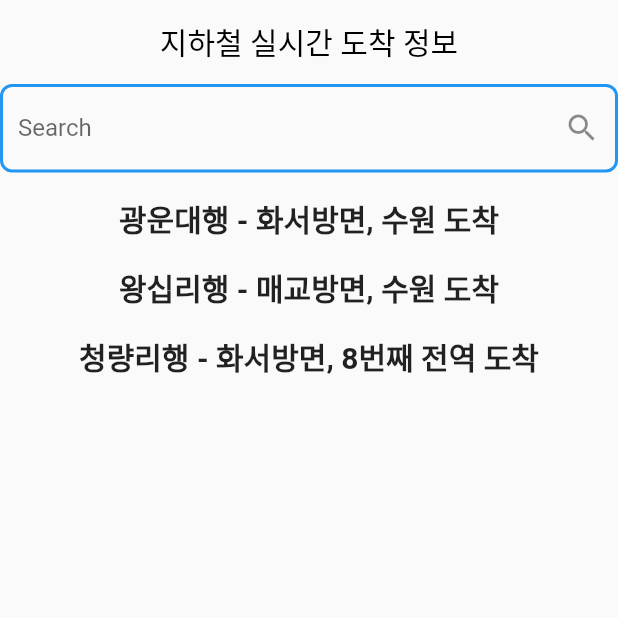
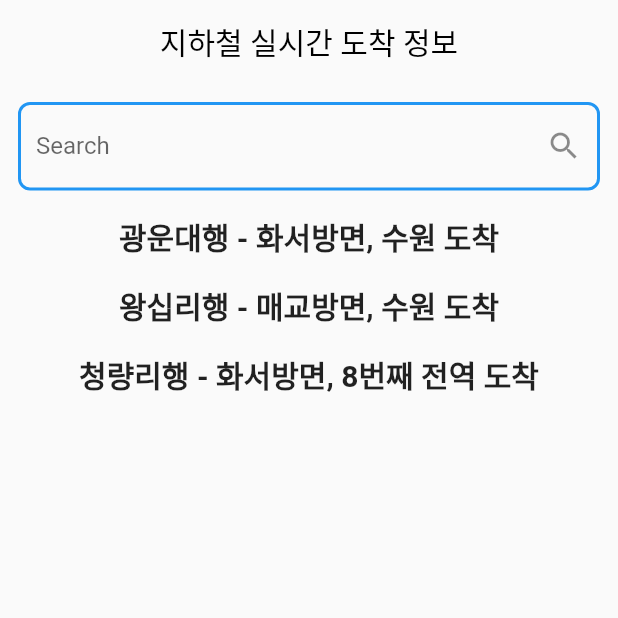
Before and after one commit to fulmoon/subway_arrival_inform, a Flutter app: the screen it shows after launch, on a phone screen of 412 x 824 dp, the top half of it. Run offline on Flutter 3.47's test engine with Material 2 defaults, Android fonts, the phone set to English and light mode, and no system bars.

Commit message:
Feat: add arrival class with factory    #Air

```diff
--- a/lib/arrival_inform_class.dart
+++ /dev/null
@@ -1,3 +0,0 @@
-class ArrivalInformClass {
-
-}
--- a/lib/subway_arrival_inform.dart
+++ b/lib/subway_arrival_inform.dart
@@ -10,7 +10,7 @@ class SubwayArrivalInform extends StatefulWidget {
 class _SubwayArrivalInformState extends State<SubwayArrivalInform> {
   final TextEditingController _controller = TextEditingController();
 
-  final List<String> arrivalInform = <String>[
+  final List<String> arrivals = <String>[
     '광운대행 - 화서방면, 수원 도착',
     '왕십리행 - 매교방면, 수원 도착',
     '청량리행 - 화서방면, 8번째 전역 도착',
@@ -31,7 +31,7 @@ class _SubwayArrivalInformState extends State<SubwayArrivalInform> {
         elevation: 0.0,
       ),
       body: Padding(
-        padding: const EdgeInsets.all(0),
+        padding: const EdgeInsets.all(12),
         child: Column(
           children: [
             TextField(
@@ -56,13 +56,15 @@ class _SubwayArrivalInformState extends State<SubwayArrivalInform> {
             Expanded(
               child: ListView.builder(
                 padding: const EdgeInsets.all(8.0),
-                itemCount: arrivalInform.length,
+                itemCount: arrivals.length,
                 itemBuilder: (BuildContext context, int index) {
                   return Center(
                       child: Padding(
                         padding: const EdgeInsets.all(8.0),
-                        child: Text(arrivalInform[index],
+                        child: Center(
+                          child: Text(arrivals[index],
                             style: const TextStyle(fontSize: 20, fontWeight: FontWeight.bold),),
+                        ),
                       ));
                 },
               ),
```
Also changed, not shown: lib/arrival.dart (added, +16 -0 lines).
